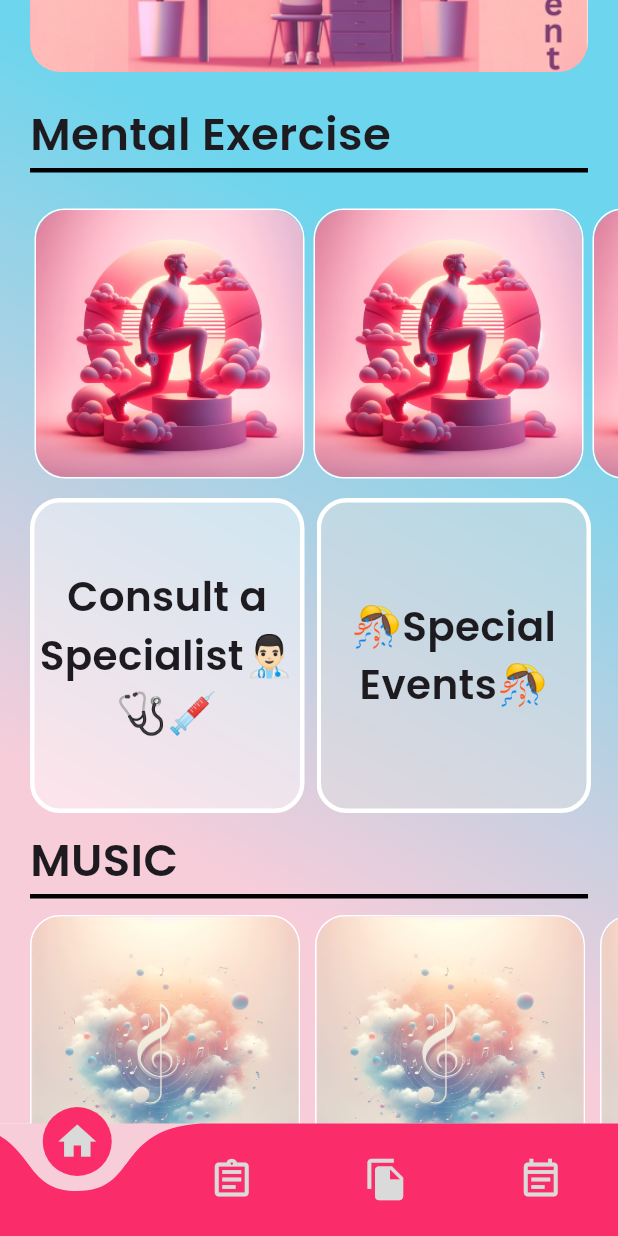
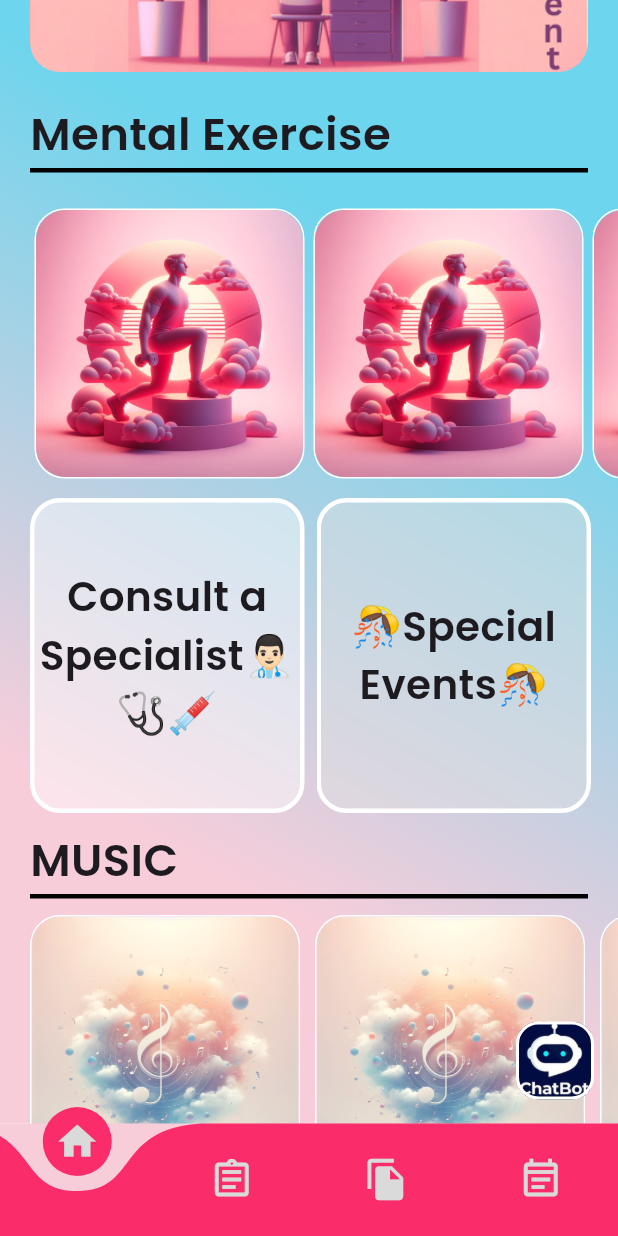
Before and after one commit to shoaib-inamdar/beyondpeaceapp, a Flutter app: the screen it shows once a user with an empty profile is signed in, scrolled down 576 dp, on a phone screen of 412 x 824 dp. Run offline on Flutter 3.47's test engine with Material 3 defaults, Android fonts, the phone set to English and light mode, and no system bars; drawn by our look-alikes of curved_navigation_bar; our stand-ins replace audio_video_progress_bar, audioplayers, carousel_slider, chewie, cloud_firestore, dash_chat_2 and 13 more; missing offline and left inert: easy_pdf_viewer, flutter_phone_direct_caller, vertical_card_pager; accounts and stored records are empty.

```diff
--- /dev/null
+++ b/lib/api.dart
@@ -0,0 +1 @@
+const String Gemini_api_key = "GEMINI_API_KEY";
--- a/lib/main.dart
+++ b/lib/main.dart
@@ -1,7 +1,10 @@
 // import 'package:beyondpeace/homepage.dart';
+import 'package:beyondpeace/api.dart';
+import 'package:beyondpeace/pages/Chatpage.dart';
 import 'package:beyondpeace/pages/Maps/Maps.dart';
 import 'package:beyondpeace/pages/assesment.dart';
 import 'package:beyondpeace/pages/auth_page.dart';
+// import 'package:beyondpeace/pages/Chatpage.dart';
 import 'package:beyondpeace/pages/doctor.dart';
 // import 'package:beyondpeace/pages/entrypage.dart';
 import 'package:beyondpeace/pages/filestore.dart';
@@ -17,10 +20,12 @@ import 'package:beyondpeace/pages/video/video_list.dart';
 import 'package:beyondpeace/utils/routes.dart';
 import 'package:flutter/material.dart';
 import 'package:firebase_core/firebase_core.dart';
+import 'package:flutter_gemini/flutter_gemini.dart';
 import 'firebase_options.dart';
 // import 'package:beyondpeace/utils/routes.dart';
 
 void main() async {
+  Gemini.init(apiKey: Gemini_api_key);
   WidgetsFlutterBinding.ensureInitialized();
   await Firebase.initializeApp(
     options: DefaultFirebaseOptions.currentPlatform,
@@ -53,7 +58,8 @@ class MyApp extends StatelessWidget {
         Myroutes.assesmentroute: (context) => Assesmentpage(),
         Myroutes.filestoreroute: (context) => Filestorepage(),
         Myroutes.specialeventroute: (context) => Specialevent(),
-        Myroutes.authroute: (context) => Authpage()
+        Myroutes.authroute: (context) => Authpage(),
+        Myroutes.chatroute: (context) => Chatpage()
       },
       home: const Splashscreen(),
     );
--- a/lib/pages/homepage.dart
+++ b/lib/pages/homepage.dart
@@ -9,8 +9,10 @@ import 'package:beyondpeace/pages/music/musics_list_page.dart';
 // import 'package:beyondpeace/pages/music.dart';
 import 'package:beyondpeace/utils/routes.dart';
 import 'package:firebase_auth/firebase_auth.dart';
+import 'package:flutter/cupertino.dart';
 import 'package:flutter/material.dart';
 import 'package:carousel_slider/carousel_slider.dart';
+import 'package:flutter/widgets.dart';
 import 'package:flutter_phone_direct_caller/flutter_phone_direct_caller.dart';
 import 'package:google_fonts/google_fonts.dart';
 import 'package:smooth_page_indicator/smooth_page_indicator.dart';
@@ -169,7 +171,7 @@ class _HomepageState extends State<Homepage> {
                                     onSelectedItem: (index) {
                                       if (index == 0) {
                                         FlutterPhoneDirectCaller.callNumber(
-                                            '+917841932960');
+                                            '+917414981942');
                                       }
                                       if (index == 1) {
                                         FlutterPhoneDirectCaller.callNumber(
@@ -579,6 +581,23 @@ class _HomepageState extends State<Homepage> {
             ],
           ),
         ),
+        floatingActionButton: InkWell(child: Container(
+                          width: 52,
+                          height: 52,
+                          padding: EdgeInsets.all(20),
+                          decoration: BoxDecoration(
+                              color: Color(0xfff8cdda),
+                              border: Border.all(
+                                  color: Color(0xffffffff), width: 2),
+                              borderRadius: BorderRadius.circular(15),
+                              image: new DecorationImage(
+                                  image: AssetImage("assets/images/chatbot.jpg"),
+                                  fit: BoxFit.contain)),
+                        ),
+        onTap: () => {
+                              Navigator.pushNamed(
+                                  context, Myroutes.chatroute)
+                            },)
       ),
     );
   }
--- a/lib/utils/routes.dart
+++ b/lib/utils/routes.dart
@@ -12,4 +12,5 @@ class Myroutes {
   static String nonameroute = '/homepage/noname';
   static String specialeventroute = '/homepage/specialevent';
   static String authroute = '/authpage';
+  static String chatroute = '/chatpage';
 }
--- a/pubspec.yaml
+++ b/pubspec.yaml
@@ -58,7 +58,7 @@ dependencies:
   flutter_phone_direct_caller: ^2.1.1
   google_sign_in: 6.1.6
   better_player: ^0.0.83
-  gallery_picker: 0.4.7
+  # gallery_picker: 0.4.7
   file_picker: 5.2.10
   easy_pdf_viewer: ^1.0.8
   liquid_pull_to_refresh: ^3.0.1
@@ -66,6 +66,9 @@ dependencies:
   just_audio: ^0.9.37
   youtube_player_flutter: ^9.0.0
   google_fonts: 4.0.4
+  flutter_gemini: ^3.0.0
+  # image_picker: ^1.1.2
+  dash_chat_2: ^0.0.20
 
 dev_dependencies:
   flutter_test:
```
Also changed, not shown: lib/pages/Chatpage.dart (added, +83 -0 lines), lib/pages/login.dart (+9 -0 lines), assets/images/chatbot.jpg (added), lib/pages/specialevent.dart (line endings or trailing spaces), pubspec.lock, 2 other files.
